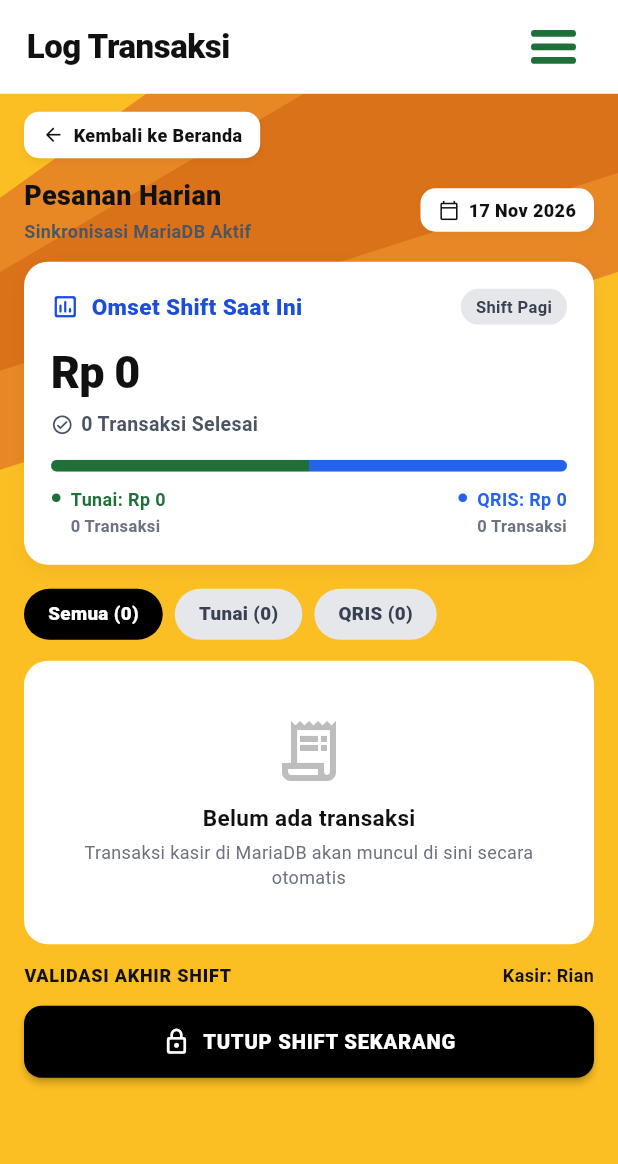
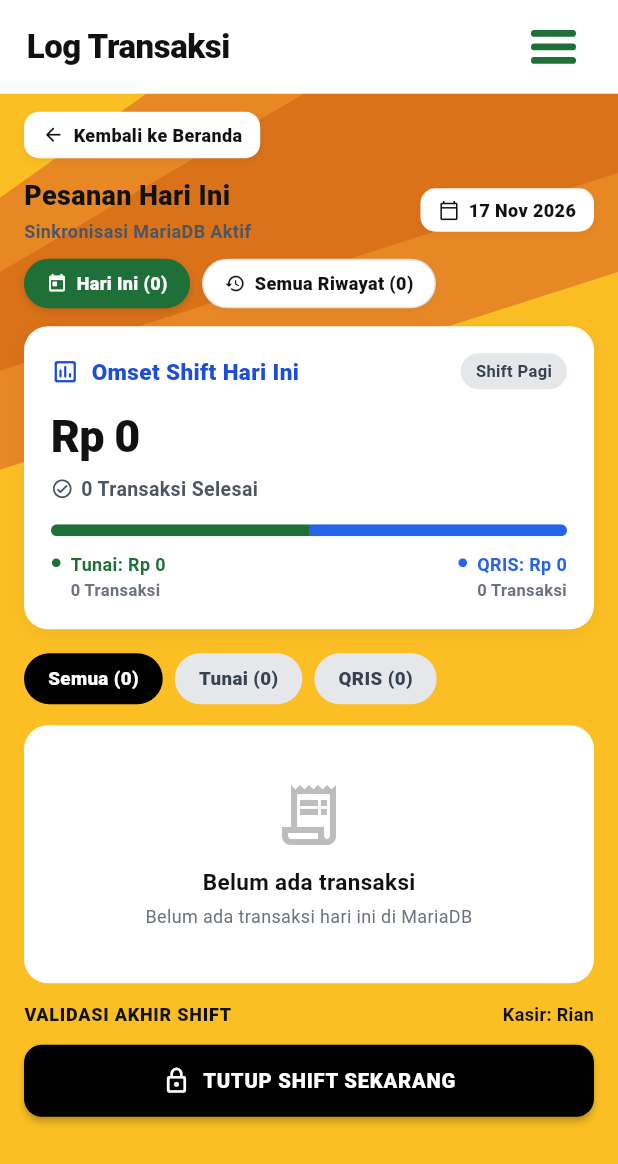
Before and after one commit to Ayradd24/flutter_prekduadara, a Flutter app: the BerandaPage screen opened directly, after a tap on "Log Transaksi", on a phone screen of 412 x 824 dp. Shown: the top 1164 px of the screen. Run offline on Flutter 3.47's test engine with Material 3 defaults, Android fonts, the phone set to English and light mode, and no system bars; our stand-ins replace drift, flutter_secure_storage, shared_preferences; accounts and stored records are empty; generated files the repository leaves out were written again; network calls fail.

Commit message:
feat(omset): batasi kalkulasi omset dan transaksi per hari (auto-reset saat ganti hari)

```diff
--- a/lib/pages/LogTransaksi.dart
+++ b/lib/pages/LogTransaksi.dart
@@ -41,6 +41,8 @@ class TransactionItem {
   final int cashReceived;
   final int change;
   final List<TransactionItemDetail> details;
+  final bool isToday;
+  final String? date;
 
   TransactionItem({
     required this.id,
@@ -55,6 +57,8 @@ class TransactionItem {
     this.cashReceived = 0,
     this.change = 0,
     required this.details,
+    this.isToday = true,
+    this.date,
   });
 }
 
@@ -75,17 +79,36 @@ class LogTransaksiPage extends StatefulWidget {
 class _LogTransaksiPageState extends State<LogTransaksiPage> {
   final GlobalKey<ScaffoldState> _scaffoldKey = GlobalKey<ScaffoldState>();
   String _selectedFilter = 'Semua';
+  String _periodFilter = 'Hari Ini'; // 'Hari Ini' (default) atau 'Semua'
 
   final Set<String> _expandedTrxIds = {};
 
   List<TransactionItem> _transactions = [];
   bool _isLoading = true;
-  int _totalOmset = 0;
-  int _totalCount = 0;
-  int _tunaiOmset = 0;
-  int _tunaiCount = 0;
-  int _qrisOmset = 0;
-  int _qrisCount = 0;
+
+  // Stats Hari Ini (default harian / shift aktif)
+  int _todayOmset = 0;
+  int _todayCount = 0;
+  int _todayTunaiOmset = 0;
+  int _todayTunaiCount = 0;
+  int _todayQrisOmset = 0;
+  int _todayQrisCount = 0;
+
+  // Stats Semua Riwayat
+  int _allOmset = 0;
+  int _allCount = 0;
+  int _allTunaiOmset = 0;
+  int _allTunaiCount = 0;
+  int _allQrisOmset = 0;
+  int _allQrisCount = 0;
+
+  int get _totalOmset => _periodFilter == 'Hari Ini' ? _todayOmset : _allOmset;
+  int get _totalCount => _periodFilter == 'Hari Ini' ? _todayCount : _allCount;
+  int get _tunaiOmset => _periodFilter == 'Hari Ini' ? _todayTunaiOmset : _allTunaiOmset;
+  int get _tunaiCount => _periodFilter == 'Hari Ini' ? _todayTunaiCount : _allTunaiCount;
+  int get _qrisOmset => _periodFilter == 'Hari Ini' ? _todayQrisOmset : _allQrisOmset;
+  int get _qrisCount => _periodFilter == 'Hari Ini' ? _todayQrisCount : _allQrisCount;
+
   Timer? _refreshTimer;
 
   @override
@@ -109,28 +132,50 @@ class _LogTransaksiPageState extends State<LogTransaksiPage> {
     }
     try {
       final list = await ApiService.ambilRiwayatTransaksi();
-      int total = 0;
-      int count = 0;
-      int tunai = 0;
-      int tunaiC = 0;
-      int qris = 0;
-      int qrisC = 0;
+      int tOmset = 0;
+      int tCount = 0;
+      int tTunai = 0;
+      int tTunaiC = 0;
+      int tQris = 0;
+      int tQrisC = 0;
+
+      int aOmset = 0;
+      int aCount = 0;
+      int aTunai = 0;
+      int aTunaiC = 0;
+      int aQris = 0;
+      int aQrisC = 0;
 
       List<TransactionItem> parsedList = [];
       for (var tx in list) {
         if (tx is Map) {
+          final isTxToday = OmsetSummary.isToday(tx['created_at']);
           final amount = int.tryParse(tx['total']?.toString() ?? '0') ?? 0;
           final rawMethod = (tx['paymentMethod'] ?? 'TUNAI').toString().toUpperCase();
           final method = rawMethod.contains('QRIS') ? 'QRIS' : 'TUNAI';
 
-          total += amount;
-          count++;
+          // Akumulasi Semua Riwayat
+          aOmset += amount;
+          aCount++;
           if (method == 'TUNAI') {
-            tunai += amount;
-            tunaiC++;
+            aTunai += amount;
+            aTunaiC++;
           } else {
-            qris += amount;
-            qrisC++;
+            aQris += amount;
+            aQrisC++;
+          }
+
+          // Akumulasi Khusus Hari Ini
+          if (isTxToday) {
+            tOmset += amount;
+            tCount++;
+            if (method == 'TUNAI') {
+              tTunai += amount;
+              tTunaiC++;
+            } else {
+              tQris += amount;
+              tQrisC++;
+            }
           }
 
           // Parse details
@@ -175,6 +220,15 @@ class _LogTransaksiPageState extends State<LogTransaksiPage> {
           final id = rawId.startsWith('#') ? rawId : '#$rawId';
           final cashierName = tx['cashier']?.toString() ?? _namaKasir;
 
+          // Format tanggal transaksi
+          String? dateStr;
+          if (tx['created_at'] != null) {
+            final dt = DateTime.tryParse(tx['created_at'].toString())?.toLocal();
+            if (dt != null) {
+              dateStr = '${dt.day}/${dt.month}/${dt.year}';
+            }
+          }
+
           parsedList.add(TransactionItem(
             id: id,
             time: tx['time']?.toString() ?? '12:00',
@@ -188,6 +242,8 @@ class _LogTransaksiPageState extends State<LogTransaksiPage> {
             cashReceived: amount,
             change: 0,
             details: details,
+            isToday: isTxToday,
+            date: dateStr,
           ));
         }
       }
@@ -195,12 +251,20 @@ class _LogTransaksiPageState extends State<LogTransaksiPage> {
       if (mounted) {
         setState(() {
           _transactions = parsedList;
-          _totalOmset = total;
-          _totalCount = count;
-          _tunaiOmset = tunai;
-          _tunaiCount = tunaiC;
-          _qrisOmset = qris;
-          _qrisCount = qrisC;
+          _todayOmset = tOmset;
+          _todayCount = tCount;
+          _todayTunaiOmset = tTunai;
+          _todayTunaiCount = tTunaiC;
+          _todayQrisOmset = tQris;
+          _todayQrisCount = tQrisC;
+
+          _allOmset = aOmset;
+          _allCount = aCount;
+          _allTunaiOmset = aTunai;
+          _allTunaiCount = aTunaiC;
+          _allQrisOmset = aQris;
+          _allQrisCount = aQrisC;
+
           _isLoading = false;
         });
       }
@@ -318,9 +382,13 @@ class _LogTransaksiPageState extends State<LogTransaksiPage> {
 
   @override
   Widget build(BuildContext context) {
+    final periodList = _periodFilter == 'Hari Ini'
+        ? _transactions.where((t) => t.isToday).toList()
+        : _transactions;
+
     final filteredList = _selectedFilter == 'Semua'
-        ? _transactions
-        : _transactions
+        ? periodList
+        : periodList
             .where((t) => t.paymentMethod.toUpperCase() == _selectedFilter.toUpperCase())
             .toList();
 
@@ -413,7 +481,9 @@ class _LogTransaksiPageState extends State<LogTransaksiPage> {
                                     const SizedBox(height: 4),
                                     Text(
                                       _selectedFilter == 'Semua'
-                                          ? 'Transaksi kasir di MariaDB akan muncul di sini secara otomatis'
+                                          ? (_periodFilter == 'Hari Ini'
+                                              ? 'Belum ada transaksi hari ini di MariaDB'
+                                              : 'Transaksi kasir di MariaDB akan muncul di sini secara otomatis')
                                           : 'Tidak ada transaksi dengan metode $_selectedFilter',
                                       textAlign: TextAlign.center,
                                       style: const TextStyle(fontSize: 12, color: subTextGrey),
@@ -539,29 +609,83 @@ class _LogTransaksiPageState extends State<LogTransaksiPage> {
     );
   }
 
+  Widget _buildPeriodTab(String label, IconData icon, int count) {
+    final isSelected = (_periodFilter == 'Hari Ini' && label == 'Hari Ini') ||
+        (_periodFilter == 'Semua' && label == 'Semua Riwayat');
+    return InkWell(
+      onTap: () {
+        setState(() {
+          _periodFilter = label == 'Hari Ini' ? 'Hari Ini' : 'Semua';
+        });
+      },
+      borderRadius: BorderRadius.circular(20),
+      child: AnimatedContainer(
+        duration: const Duration(milliseconds: 180),
+        padding: const EdgeInsets.symmetric(horizontal: 14, vertical: 7),
+        decoration: BoxDecoration(
+          color: isSelected ? primaryGreen : Colors.white,
+          borderRadius: BorderRadius.circular(20),
+          border: Border.all(
+            color: isSelected ? primaryGreen : Colors.grey.shade300,
+            width: 1,
+          ),
+          boxShadow: [
+            BoxShadow(
+              color: Colors.black.withValues(alpha: isSelected ? 0.15 : 0.04),
+              blurRadius: 4,
+              offset: const Offset(0, 2),
+            ),
+          ],
+        ),
+        child: Row(
+          mainAxisSize: MainAxisSize.min,
+          children: [
+            Icon(
+              icon,
+              size: 14,
+              color: isSelected ? Colors.white : textDark,
+            ),
+            const SizedBox(width: 6),
+            Text(
+              '$label ($count)',
+              style: TextStyle(
+                fontSize: 12,
+                fontWeight: FontWeight.w800,
+                color: isSelected ? Colors.white : textDark,
+              ),
+            ),
+          ],
+        ),
+      ),
+    );
+  }
+
   // --- Pesanan Harian Row ---
   Widget _buildPesananHarianRow() {
     final now = DateTime.now();
     const months = ['Jan', 'Feb', 'Mar', 'Apr', 'Mei', 'Jun', 'Jul', 'Agu', 'Sep', 'Okt', 'Nov', 'Des'];
     final dateStr = '${now.day} ${months[now.month - 1]} ${now.year}';
 
-    return Row(
+    return Column(
+      crossAxisAlignment: CrossAxisAlignment.start,
+      children: [
+        Row(
           mainAxisAlignment: MainAxisAlignment.spaceBetween,
           crossAxisAlignment: CrossAxisAlignment.center,
           children: [
-        const Column(
+            Column(
               crossAxisAlignment: CrossAxisAlignment.start,
               children: [
                 Text(
-              'Pesanan Harian',
-              style: TextStyle(
+                  _periodFilter == 'Hari Ini' ? 'Pesanan Hari Ini' : 'Semua Riwayat Pesanan',
+                  style: const TextStyle(
                     fontSize: 18,
                     fontWeight: FontWeight.w900,
                     color: textDark,
                   ),
                 ),
-            SizedBox(height: 2),
-            Text(
+                const SizedBox(height: 2),
+                const Text(
                   'Sinkronisasi MariaDB Aktif',
                   style: TextStyle(
                     fontSize: 12,
@@ -601,6 +725,16 @@ class _LogTransaksiPageState extends State<LogTransaksiPage> {
               ),
             ),
           ],
+        ),
+        const SizedBox(height: 10),
+        Row(
+          children: [
+            _buildPeriodTab('Hari Ini', Icons.today_rounded, _todayCount),
+            const SizedBox(width: 8),
+            _buildPeriodTab('Semua Riwayat', Icons.history_rounded, _allCount),
+          ],
+        ),
+      ],
     );
   }
 
@@ -626,17 +760,17 @@ class _LogTransaksiPageState extends State<LogTransaksiPage> {
           Row(
             mainAxisAlignment: MainAxisAlignment.spaceBetween,
             children: [
-              const Row(
+              Row(
                 children: [
-                  Icon(
+                  const Icon(
                     Icons.insert_chart_outlined_rounded,
                     size: 19,
                     color: Color(0xFF1D4ED8),
                   ),
-                  SizedBox(width: 8),
+                  const SizedBox(width: 8),
                   Text(
-                    'Omset Shift Saat Ini',
-                    style: TextStyle(
+                    _periodFilter == 'Hari Ini' ? 'Omset Shift Hari Ini' : 'Total Omset Riwayat',
+                    style: const TextStyle(
                       fontSize: 15,
                       fontWeight: FontWeight.w800,
                       color: Color(0xFF1D4ED8),
@@ -931,7 +1065,9 @@ class _LogTransaksiPageState extends State<LogTransaksiPage> {
                           ),
                         ),
                         Text(
-                          trx.time,
+                          trx.isToday || trx.date == null
+                              ? trx.time
+                              : '${trx.date} • ${trx.time}',
                           style: const TextStyle(
                             fontSize: 12.5,
                             fontWeight: FontWeight.w600,
--- a/lib/services/api_service.dart
+++ b/lib/services/api_service.dart
@@ -128,10 +128,10 @@ class ApiService {
     return [];
   }
 
-  /// Ambil ringkasan omset shift dari database MariaDB
-  static Future<OmsetSummary> ambilOmsetSummary() async {
+  /// Ambil ringkasan omset shift dari database MariaDB (secara default hanya hari ini)
+  static Future<OmsetSummary> ambilOmsetSummary({bool todayOnly = true}) async {
     final list = await ambilRiwayatTransaksi();
-    return OmsetSummary.fromTransactions(list);
+    return OmsetSummary.fromTransactions(list, todayOnly: todayOnly);
   }
 
   /// Cek koneksi ke server backend
@@ -165,7 +165,17 @@ class OmsetSummary {
     this.qrisCount = 0,
   });
 
-  factory OmsetSummary.fromTransactions(List<dynamic> list) {
+  /// Helper untuk mengecek apakah transaksi terjadi pada hari ini
+  static bool isToday(dynamic rawCreated) {
+    if (rawCreated == null) return false;
+    final dt = DateTime.tryParse(rawCreated.toString())?.toLocal();
+    if (dt == null) return false;
+    final now = DateTime.now();
+    return dt.year == now.year && dt.month == now.month && dt.day == now.day;
+  }
+
+  /// Hitung omset dari list transaksi. Secara default [todayOnly = true] hanya menghitung transaksi hari ini.
+  factory OmsetSummary.fromTransactions(List<dynamic> list, {bool todayOnly = true}) {
     int total = 0;
     int count = 0;
     int tunai = 0;
@@ -175,6 +185,12 @@ class OmsetSummary {
 
     for (var tx in list) {
       if (tx is Map) {
+        // Jika todayOnly aktif, lewati transaksi yang tanggalnya bukan hari ini
+        if (todayOnly) {
+          final isTxToday = isToday(tx['created_at']);
+          if (!isTxToday) continue;
+        }
+
         final amount = int.tryParse(tx['total']?.toString() ?? '0') ?? 0;
         final rawMethod = (tx['paymentMethod'] ?? '').toString().toUpperCase();
 
```
Lines whose indentation alone changed are shown as unchanged.
